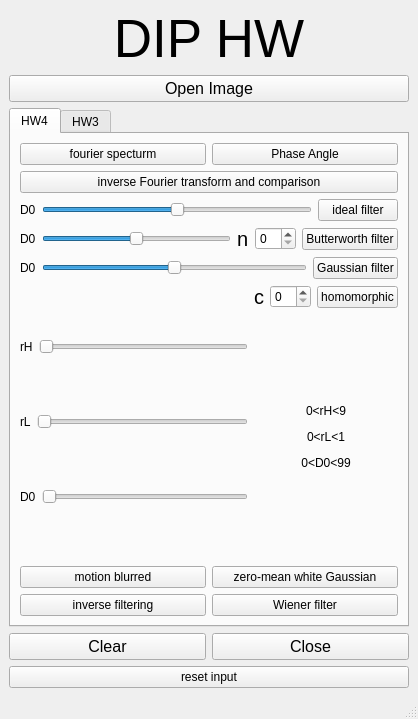
The window that HW4/B06611008_HW4/code/diphw.ui (tohow06/2021FallDIP) describes before a commit, drawn with Qt 5.
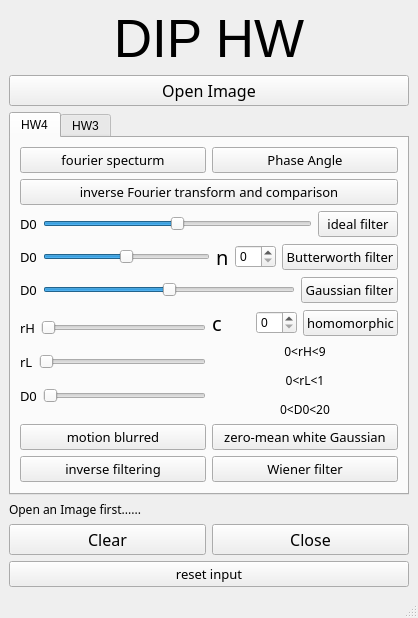
The same window after the commit.

What changed in the file:
```diff
--- a/HW4/B06611008_HW4/code/diphw.ui
+++ b/HW4/B06611008_HW4/code/diphw.ui
@@ -2,18 +2,36 @@
 <ui version="4.0">
  <class>diphw</class>
  <widget class="QMainWindow" name="diphw">
+  <property name="enabled">
+   <bool>true</bool>
+  </property>
   <property name="geometry">
    <rect>
     <x>0</x>
     <y>0</y>
-    <width>411</width>
-    <height>719</height>
+    <width>377</width>
+    <height>610</height>
    </rect>
   </property>
+  <property name="sizePolicy">
+   <sizepolicy hsizetype="Preferred" vsizetype="Preferred">
+    <horstretch>0</horstretch>
+    <verstretch>0</verstretch>
+   </sizepolicy>
+  </property>
   <property name="windowTitle">
    <string>diphw</string>
   </property>
   <widget class="QWidget" name="centralwidget">
+   <property name="enabled">
+    <bool>true</bool>
+   </property>
+   <property name="sizePolicy">
+    <sizepolicy hsizetype="Preferred" vsizetype="Preferred">
+     <horstretch>0</horstretch>
+     <verstretch>0</verstretch>
+    </sizepolicy>
+   </property>
    <layout class="QVBoxLayout" name="verticalLayout_6">
     <item>
      <widget class="QLabel" name="label_2">
@@ -54,6 +72,7 @@
       </property>
       <property name="font">
        <font>
+        <family>Fira Code</family>
         <pointsize>12</pointsize>
        </font>
       </property>
@@ -76,6 +95,14 @@
          <layout class="QHBoxLayout" name="horizontalLayout_4">
           <item>
            <widget class="QPushButton" name="showFSButton">
+            <property name="font">
+             <font>
+              <family>Fira Code</family>
+              <pointsize>10</pointsize>
+              <weight>50</weight>
+              <bold>false</bold>
+             </font>
+            </property>
             <property name="text">
              <string>fourier specturm</string>
             </property>
@@ -83,6 +110,14 @@
           </item>
           <item>
            <widget class="QPushButton" name="showPASButton">
+            <property name="font">
+             <font>
+              <family>Fira Code</family>
+              <pointsize>10</pointsize>
+              <weight>50</weight>
+              <bold>false</bold>
+             </font>
+            </property>
             <property name="text">
              <string>Phase Angle</string>
             </property>
@@ -92,6 +127,14 @@
         </item>
         <item>
          <widget class="QPushButton" name="ifftButton">
+          <property name="font">
+           <font>
+            <family>Fira Code</family>
+            <pointsize>10</pointsize>
+            <weight>50</weight>
+            <bold>false</bold>
+           </font>
+          </property>
           <property name="text">
            <string>inverse Fourier transform and comparison</string>
           </property>
@@ -101,6 +144,18 @@
          <layout class="QHBoxLayout" name="horizontalLayout_10">
           <item>
            <widget class="QLabel" name="label_7">
+            <property name="sizePolicy">
+             <sizepolicy hsizetype="Preferred" vsizetype="Fixed">
+              <horstretch>0</horstretch>
+              <verstretch>0</verstretch>
+             </sizepolicy>
+            </property>
+            <property name="font">
+             <font>
+              <family>Fira Code</family>
+              <pointsize>10</pointsize>
+             </font>
+            </property>
             <property name="text">
              <string>D0</string>
             </property>
@@ -136,6 +191,20 @@
           </item>
           <item>
            <widget class="QPushButton" name="idealButton">
+            <property name="sizePolicy">
+             <sizepolicy hsizetype="Minimum" vsizetype="Fixed">
+              <horstretch>0</horstretch>
+              <verstretch>0</verstretch>
+             </sizepolicy>
+            </property>
+            <property name="font">
+             <font>
+              <family>Fira Code</family>
+              <pointsize>10</pointsize>
+              <weight>50</weight>
+              <bold>false</bold>
+             </font>
+            </property>
             <property name="text">
              <string>ideal filter</string>
             </property>
@@ -147,6 +216,12 @@
          <layout class="QHBoxLayout" name="horizontalLayout_8">
           <item>
            <widget class="QLabel" name="label_5">
+            <property name="font">
+             <font>
+              <family>Fira Code</family>
+              <pointsize>10</pointsize>
+             </font>
+            </property>
             <property name="text">
              <string>D0</string>
             </property>
@@ -178,6 +253,7 @@
            <widget class="QLabel" name="label_8">
             <property name="font">
              <font>
+              <family>Fira Code</family>
               <pointsize>15</pointsize>
              </font>
             </property>
@@ -191,6 +267,14 @@
           </item>
           <item>
            <widget class="QPushButton" name="butterButton">
+            <property name="font">
+             <font>
+              <family>Fira Code</family>
+              <pointsize>10</pointsize>
+              <weight>50</weight>
+              <bold>false</bold>
+             </font>
+            </property>
             <property name="text">
              <string>Butterworth filter</string>
             </property>
@@ -202,6 +286,12 @@
          <layout class="QHBoxLayout" name="horizontalLayout_7">
           <item>
            <widget class="QLabel" name="label_4">
+            <property name="font">
+             <font>
+              <family>Fira Code</family>
+              <pointsize>10</pointsize>
+             </font>
+            </property>
             <property name="text">
              <string>D0</string>
             </property>
@@ -225,6 +315,14 @@
           </item>
           <item>
            <widget class="QPushButton" name="GaussButton">
+            <property name="font">
+             <font>
+              <family>Fira Code</family>
+              <pointsize>10</pointsize>
+              <weight>50</weight>
+              <bold>false</bold>
+             </font>
+            </property>
             <property name="text">
              <string>Gaussian filter</string>
             </property>
@@ -234,12 +332,27 @@
         </item>
         <item>
          <layout class="QHBoxLayout" name="horizontalLayout_13">
+          <property name="sizeConstraint">
+           <enum>QLayout::SetDefaultConstraint</enum>
+          </property>
           <item>
            <layout class="QVBoxLayout" name="verticalLayout">
             <item>
              <layout class="QHBoxLayout" name="horizontalLayout_12">
               <item>
                <widget class="QLabel" name="label_13">
+                <property name="sizePolicy">
+                 <sizepolicy hsizetype="Fixed" vsizetype="Preferred">
+                  <horstretch>0</horstretch>
+                  <verstretch>0</verstretch>
+                 </sizepolicy>
+                </property>
+                <property name="font">
+                 <font>
+                  <family>Fira Code</family>
+                  <pointsize>10</pointsize>
+                 </font>
+                </property>
                 <property name="text">
                  <string>rH</string>
                 </property>
@@ -247,6 +360,12 @@
               </item>
               <item>
                <widget class="QSlider" name="homorH">
+                <property name="sizePolicy">
+                 <sizepolicy hsizetype="Preferred" vsizetype="Fixed">
+                  <horstretch>0</horstretch>
+                  <verstretch>0</verstretch>
+                 </sizepolicy>
+                </property>
                 <property name="minimum">
                  <number>0</number>
                 </property>
@@ -261,6 +380,18 @@
              <layout class="QHBoxLayout" name="horizontalLayout_11">
               <item>
                <widget class="QLabel" name="label_12">
+                <property name="sizePolicy">
+                 <sizepolicy hsizetype="Fixed" vsizetype="Preferred">
+                  <horstretch>0</horstretch>
+                  <verstretch>0</verstretch>
+                 </sizepolicy>
+                </property>
+                <property name="font">
+                 <font>
+                  <family>Fira Code</family>
+                  <pointsize>10</pointsize>
+                 </font>
+                </property>
                 <property name="text">
                  <string>rL</string>
                 </property>
@@ -268,6 +399,12 @@
               </item>
               <item>
                <widget class="QSlider" name="homorL">
+                <property name="sizePolicy">
+                 <sizepolicy hsizetype="Preferred" vsizetype="Fixed">
+                  <horstretch>0</horstretch>
+                  <verstretch>0</verstretch>
+                 </sizepolicy>
+                </property>
                 <property name="orientation">
                  <enum>Qt::Horizontal</enum>
                 </property>
@@ -279,6 +416,18 @@
              <layout class="QHBoxLayout" name="horizontalLayout_6">
               <item>
                <widget class="QLabel" name="label_11">
+                <property name="sizePolicy">
+                 <sizepolicy hsizetype="Fixed" vsizetype="Preferred">
+                  <horstretch>0</horstretch>
+                  <verstretch>0</verstretch>
+                 </sizepolicy>
+                </property>
+                <property name="font">
+                 <font>
+                  <family>Fira Code</family>
+                  <pointsize>10</pointsize>
+                 </font>
+                </property>
                 <property name="text">
                  <string>D0</string>
                 </property>
@@ -286,6 +435,15 @@
               </item>
               <item>
                <widget class="QSlider" name="homoD0">
+                <property name="sizePolicy">
+                 <sizepolicy hsizetype="Preferred" vsizetype="Fixed">
+                  <horstretch>0</horstretch>
+                  <verstretch>0</verstretch>
+                 </sizepolicy>
+                </property>
+                <property name="maximum">
+                 <number>20</number>
+                </property>
                 <property name="orientation">
                  <enum>Qt::Horizontal</enum>
                 </property>
@@ -304,8 +462,15 @@
               </property>
               <item>
                <widget class="QLabel" name="label_6">
+                <property name="sizePolicy">
+                 <sizepolicy hsizetype="Preferred" vsizetype="Fixed">
+                  <horstretch>0</horstretch>
+                  <verstretch>0</verstretch>
+                 </sizepolicy>
+                </property>
                 <property name="font">
                  <font>
+                  <family>Fira Code</family>
                   <pointsize>15</pointsize>
                  </font>
                 </property>
@@ -319,6 +484,20 @@
               </item>
               <item>
                <widget class="QPushButton" name="homoButton">
+                <property name="sizePolicy">
+                 <sizepolicy hsizetype="Preferred" vsizetype="Fixed">
+                  <horstretch>0</horstretch>
+                  <verstretch>0</verstretch>
+                 </sizepolicy>
+                </property>
+                <property name="font">
+                 <font>
+                  <family>Fira Code</family>
+                  <pointsize>10</pointsize>
+                  <weight>50</weight>
+                  <bold>false</bold>
+                 </font>
+                </property>
                 <property name="text">
                  <string>homomorphic</string>
                 </property>
@@ -328,8 +507,22 @@
             </item>
             <item>
              <widget class="QLabel" name="label_9">
+              <property name="sizePolicy">
+               <sizepolicy hsizetype="Preferred" vsizetype="Fixed">
+                <horstretch>0</horstretch>
+                <verstretch>0</verstretch>
+               </sizepolicy>
+              </property>
+              <property name="font">
+               <font>
+                <family>Fira Code</family>
+                <pointsize>9</pointsize>
+                <strikeout>false</strikeout>
+                <kerning>true</kerning>
+               </font>
+              </property>
               <property name="text">
-               <string>&lt;html&gt;&lt;head/&gt;&lt;body&gt;&lt;p&gt;0&amp;lt;rH&amp;lt;9&lt;/p&gt;&lt;p&gt;0&amp;lt;rL&amp;lt;1&lt;/p&gt;&lt;p&gt;0&amp;lt;D0&amp;lt;99&lt;/p&gt;&lt;/body&gt;&lt;/html&gt;</string>
+               <string>&lt;html&gt;&lt;head/&gt;&lt;body&gt;&lt;p&gt;0&amp;lt;rH&amp;lt;9&lt;/p&gt;&lt;p&gt;0&amp;lt;rL&amp;lt;1&lt;/p&gt;&lt;p&gt;0&amp;lt;D0&amp;lt;20&lt;/p&gt;&lt;/body&gt;&lt;/html&gt;</string>
               </property>
               <property name="textFormat">
                <enum>Qt::RichText</enum>
@@ -350,6 +543,14 @@
          <layout class="QHBoxLayout" name="horizontalLayout_14">
           <item>
            <widget class="QPushButton" name="motionButton">
+            <property name="font">
+             <font>
+              <family>Fira Code</family>
+              <pointsize>10</pointsize>
+              <weight>50</weight>
+              <bold>false</bold>
+             </font>
+            </property>
             <property name="text">
              <string>motion blurred</string>
             </property>
@@ -357,6 +558,14 @@
           </item>
           <item>
            <widget class="QPushButton" name="gNosieButton">
+            <property name="font">
+             <font>
+              <family>Fira Code</family>
+              <pointsize>10</pointsize>
+              <weight>50</weight>
+              <bold>false</bold>
+             </font>
+            </property>
             <property name="text">
              <string>zero-mean white Gaussian</string>
             </property>
@@ -368,6 +577,14 @@
          <layout class="QHBoxLayout" name="horizontalLayout_15">
           <item>
            <widget class="QPushButton" name="invFilButton">
+            <property name="font">
+             <font>
+              <family>Fira Code</family>
+              <pointsize>10</pointsize>
+              <weight>50</weight>
+              <bold>false</bold>
+             </font>
+            </property>
             <property name="text">
              <string>inverse filtering</string>
             </property>
@@ -375,6 +592,14 @@
           </item>
           <item>
            <widget class="QPushButton" name="wieFilButton">
+            <property name="font">
+             <font>
+              <family>Fira Code</family>
+              <pointsize>10</pointsize>
+              <weight>50</weight>
+              <bold>false</bold>
+             </font>
+            </property>
             <property name="text">
              <string>Wiener filter</string>
             </property>
@@ -1000,6 +1225,19 @@
       </widget>
      </widget>
     </item>
+    <item>
+     <widget class="QLabel" name="infolabel">
+      <property name="font">
+       <font>
+        <family>Fira Code</family>
+        <pointsize>9</pointsize>
+       </font>
+      </property>
+      <property name="text">
+       <string>Open an Image first......</string>
+      </property>
+     </widget>
+    </item>
     <item>
      <layout class="QHBoxLayout" name="horizontalLayout_2">
       <item>
@@ -1018,6 +1256,7 @@
         </property>
         <property name="font">
          <font>
+          <family>Fira Code</family>
           <pointsize>12</pointsize>
          </font>
         </property>
@@ -1042,6 +1281,7 @@
         </property>
         <property name="font">
          <font>
+          <family>Fira Code</family>
           <pointsize>12</pointsize>
          </font>
         </property>
@@ -1054,6 +1294,14 @@
     </item>
     <item>
      <widget class="QPushButton" name="resetButton">
+      <property name="font">
+       <font>
+        <family>Fira Code</family>
+        <pointsize>10</pointsize>
+        <weight>50</weight>
+        <bold>false</bold>
+       </font>
+      </property>
       <property name="text">
        <string>reset input</string>
       </property>
```
Left out of the diff: 7 changed lines with no effect on the pictures.
